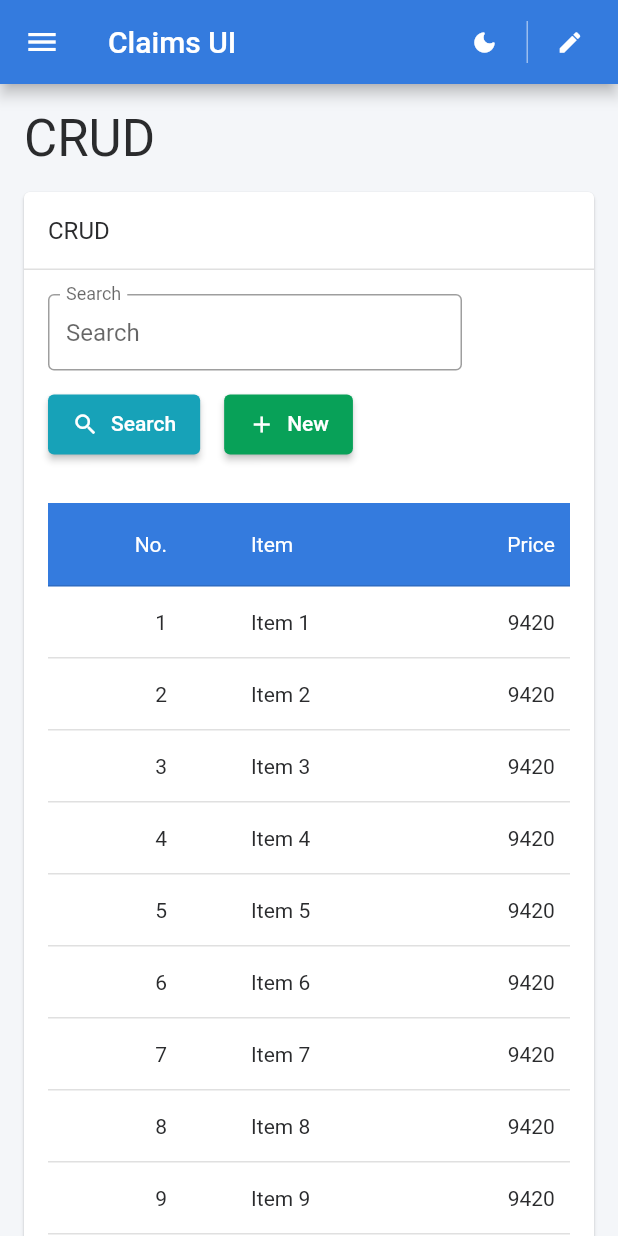
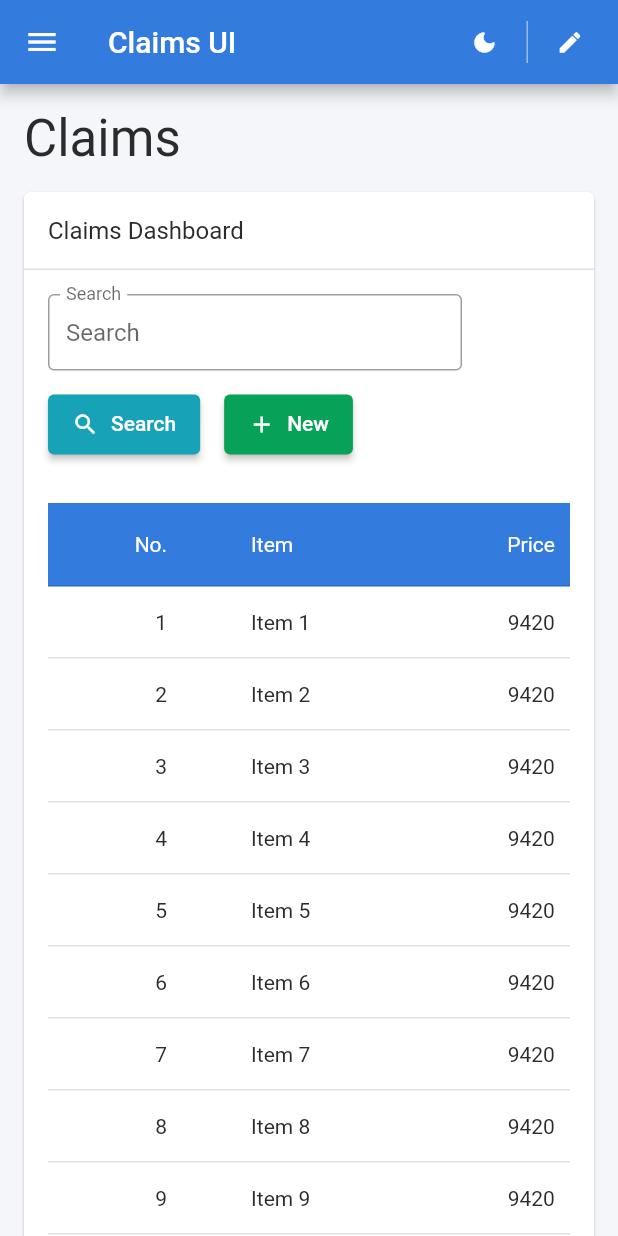
Before and after one commit to sidh2901/Claims-Flutter, a Flutter app: the CrudScreen screen opened by its route, on a phone screen of 412 x 824 dp. Run offline on Flutter 3.47's test engine with Material 2 defaults, Android fonts, the phone set to English and light mode, and no system bars; drawn by our look-alikes of flutter_form_builder; our stand-ins replace awesome_dialog, form_builder_validators, go_router, google_fonts, shared_preferences; missing offline and left inert: dart:html, form_builder_asset_picker, pointer_interceptor; accounts and stored records are empty; network calls fail.

Commit message:
changes 2/14

```diff
--- a/lib/app_router.dart
+++ b/lib/app_router.dart
@@ -1,5 +1,6 @@
 import 'package:go_router/go_router.dart';
 import 'package:web_admin/providers/user_data_provider.dart';
+import 'package:web_admin/views/screens/apidata.dart';
 import 'package:web_admin/views/screens/buttons_screen.dart';
 import 'package:web_admin/views/screens/colors_screen.dart';
 import 'package:web_admin/views/screens/crud_detail_screen.dart';
@@ -19,6 +20,7 @@ import 'package:web_admin/views/screens/text_screen.dart';
 class RouteUri {
   static const String home = '/';
   static const String dashboard = '/dashboard';
+  static const String datatable = '/datatable';
   static const String myProfile = '/my-profile';
   static const String logout = '/logout';
   static const String form = '/form';
@@ -64,6 +66,13 @@ GoRouter appRouter(UserDataProvider userDataProvider) {
         pageBuilder: (context, state) => NoTransitionPage<void>(
           key: state.pageKey,
           child: const DashboardScreen(),
+        ),
+      ),
+      GoRoute(
+        path: RouteUri.datatable,
+        pageBuilder: (context, state) => NoTransitionPage<void>(
+          key: state.pageKey,
+          child: const DataTable(),
         ),
       ),
       GoRoute(
--- a/lib/master_layout_config.dart
+++ b/lib/master_layout_config.dart
@@ -67,11 +67,16 @@ final sidebarMenuConfigs = [
         icon: Icons.circle_outlined,
         title: (context) => Lang.of(context).register,
       ),
-      // SidebarChildMenuConfig(
-      //   uri: RouteUri.crud,
-      //   icon: Icons.circle_outlined,
-      //   title: (context) => 'CRUD',
-      // ),
+      SidebarChildMenuConfig(
+        uri: RouteUri.crud,
+        icon: Icons.circle_outlined,
+        title: (context) => 'CRUD',
+      ),
+      SidebarChildMenuConfig(
+        uri: RouteUri.datatable,
+        icon: Icons.circle_outlined,
+        title: (context) => 'Datatable',
+      ),
     ],
   ),
   // SidebarMenuConfig(
--- /dev/null
+++ b/lib/models/claims.dart
@@ -0,0 +1,151 @@
+// To parse this JSON data, do
+//
+//     final claims = claimsFromJson(jsonString);
+
+import 'dart:convert';
+
+List<Claims> claimsFromJson(String str) =>
+    List<Claims>.from(json.decode(str).map((x) => Claims.fromJson(x)));
+
+String claimsToJson(List<Claims> data) =>
+    json.encode(List<dynamic>.from(data.map((x) => x.toJson())));
+
+class Claims {
+  Claims({
+    required this.id,
+    required this.claimId,
+    required this.facilityId,
+    required this.palletQuantity,
+    required this.documentType,
+    required this.claimedAmount,
+    required this.paidAmount,
+    required this.serviceProviderClaimId,
+    required this.claimStatus,
+    required this.claimType,
+    required this.createdDate,
+    required this.customerId,
+    required this.masterAccount,
+    required this.userId,
+  });
+
+  String id;
+  String claimId;
+  String facilityId;
+  int palletQuantity;
+  DocumentType documentType;
+  String claimedAmount;
+  String paidAmount;
+  int serviceProviderClaimId;
+  ClaimStatus claimStatus;
+  ClaimType claimType;
+  String createdDate;
+  String customerId;
+  String masterAccount;
+  UserId userId;
+
+  factory Claims.fromJson(Map<String, dynamic> json) => Claims(
+        id: json["_id"],
+        claimId: json["claimId"],
+        facilityId: json["facilityId"],
+        palletQuantity: json["palletQuantity"],
+        documentType: documentTypeValues.map[json["documentType"]]!,
+        claimedAmount: json["claimedAmount"],
+        paidAmount: json["paidAmount"],
+        serviceProviderClaimId: json["serviceProviderClaimId"],
+        claimStatus: claimStatusValues.map[json["claimStatus"]]!,
+        claimType: claimTypeValues.map[json["claimType"]]!,
+        createdDate: json["createdDate"],
+        customerId: json["customerId"],
+        masterAccount: json["masterAccount"],
+        userId: userIdValues.map[json["userId"]]!,
+      );
+
+  Map<String, dynamic> toJson() => {
+        "_id": id,
+        "claimId": claimId,
+        "facilityId": facilityId,
+        "palletQuantity": palletQuantity,
+        "documentType": documentTypeValues.reverse[documentType],
+        "claimedAmount": claimedAmount,
+        "paidAmount": paidAmount,
+        "serviceProviderClaimId": serviceProviderClaimId,
+        "claimStatus": claimStatusValues.reverse[claimStatus],
+        "claimType": claimTypeValues.reverse[claimType],
+        "createdDate": createdDate,
+        "customerId": customerId,
+        "masterAccount": masterAccount,
+        "userId": userIdValues.reverse[userId],
+      };
+}
+
+enum ClaimStatus {
+  PAID,
+  REJECTED,
+  CLOSED_DENIED,
+  INVOICE_QUEUED,
+  CLOSED,
+  APPROVED,
+  OPEN,
+  CANCELLED,
+  IN_PROGRESS
+}
+
+final claimStatusValues = EnumValues({
+  "Approved": ClaimStatus.APPROVED,
+  "Cancelled": ClaimStatus.CANCELLED,
+  "Closed": ClaimStatus.CLOSED,
+  "Closed - Denied": ClaimStatus.CLOSED_DENIED,
+  "Invoice Queued": ClaimStatus.INVOICE_QUEUED,
+  "In Progress": ClaimStatus.IN_PROGRESS,
+  "Open": ClaimStatus.OPEN,
+  "Paid": ClaimStatus.PAID,
+  "Rejected": ClaimStatus.REJECTED
+});
+
+enum ClaimType { TRANSPORTATION, WAREHOUSE }
+
+final claimTypeValues = EnumValues({
+  "TRANSPORTATION": ClaimType.TRANSPORTATION,
+  "WAREHOUSE": ClaimType.WAREHOUSE
+});
+
+enum DocumentType { OUTBOUND_ORDER, INBOUND_RECEIPT }
+
+final documentTypeValues = EnumValues({
+  "Inbound receipt": DocumentType.INBOUND_RECEIPT,
+  "outbound order": DocumentType.OUTBOUND_ORDER
+});
+
+enum UserId {
+  THE_63_BF0_EBDDA917_D2_BC2_DB8_B48,
+  THE_63_CAC39_AB0_DD15020_C0_DAD5_C,
+  THE_63_CACE52_B0_DD15020_C0_DAD66,
+  THE_63_CACF61_B0_DD15020_C0_DAD68,
+  THE_63_CADCF8_B0_DD15020_C0_DAD6_B,
+  THE_63_CAEA0_DB0_DD15020_C0_DAD70,
+  THE_63_CAFC78_B0_DD15020_C0_DAD72,
+  THE_63_D0312_DE5_D87865_A0_A35_BC9
+}
+
+final userIdValues = EnumValues({
+  "63bf0ebdda917d2bc2db8b48": UserId.THE_63_BF0_EBDDA917_D2_BC2_DB8_B48,
+  "63cac39ab0dd15020c0dad5c": UserId.THE_63_CAC39_AB0_DD15020_C0_DAD5_C,
+  "63cace52b0dd15020c0dad66": UserId.THE_63_CACE52_B0_DD15020_C0_DAD66,
+  "63cacf61b0dd15020c0dad68": UserId.THE_63_CACF61_B0_DD15020_C0_DAD68,
+  "63cadcf8b0dd15020c0dad6b": UserId.THE_63_CADCF8_B0_DD15020_C0_DAD6_B,
+  "63caea0db0dd15020c0dad70": UserId.THE_63_CAEA0_DB0_DD15020_C0_DAD70,
+  "63cafc78b0dd15020c0dad72": UserId.THE_63_CAFC78_B0_DD15020_C0_DAD72,
+  "63d0312de5d87865a0a35bc9": UserId.THE_63_D0312_DE5_D87865_A0_A35_BC9
+});
+
+class EnumValues<T> {
+  Map<String, T> map;
+  late Map<T, String> reverseMap;
+
+  EnumValues(this.map);
+
+  Map<T, String> get reverse {
+    reverseMap = map.map((k, v) => MapEntry(v, k));
+    return reverseMap;
+  }
+}
--- /dev/null
+++ b/lib/services/remote_services.dart
@@ -0,0 +1,16 @@
+import 'dart:io';
+
+import 'package:web_admin/models/claims.dart';
+import 'package:http/http.dart' as http;
+
+class RemoteService {
+  Future<List<Claims>?> getClaims() async {
+    var client = http.Client();
+    var uri = Uri.parse('http://20.62.171.46:9000/claims');
+    var response = await client.get(uri);
+    if (response.statusCode == 200) {
+      var json = response.body;
+      return claimsFromJson(json);
+    }
+  }
+}
--- /dev/null
+++ b/lib/views/screens/apidata.dart
@@ -0,0 +1,52 @@
+import 'package:flutter/material.dart';
+import 'package:web_admin/models/claims.dart';
+import 'package:web_admin/services/remote_services.dart';
+
+class DataTable extends StatefulWidget {
+  const DataTable({super.key});
+
+  @override
+  State<DataTable> createState() => _DataTableState();
+}
+
+class _DataTableState extends State<DataTable> {
+  List<Claims>? claims;
+  var isLoaded = false;
+
+  @override
+  void initState() {
+    super.initState();
+    getClaims();
+  }
+
+  getClaims() async {
+    claims = await RemoteService().getClaims();
+    if (claims != null) {
+      setState(() {
+        isLoaded = true;
+      });
+    }
+  }
+
+  @override
+  Widget build(BuildContext context) {
+    return Scaffold(
+        appBar: AppBar(
+          title: const Text('Claims'),
+        ),
+        body: Visibility(
+          visible: isLoaded,
+          child: ListView.builder(
+            itemCount: claims?.length,
+            itemBuilder: (context, index) {
+              return Container(
+                child: Text(claims![index].claimId),
+              );
+            },
+          ),
+          replacement: const Center(
+            child: CircularProgressIndicator(),
+          ),
+        ));
+  }
+}
--- a/lib/views/screens/crud_screen.dart
+++ b/lib/views/screens/crud_screen.dart
@@ -6,6 +6,7 @@ import 'package:go_router/go_router.dart';
 import 'package:web_admin/app_router.dart';
 import 'package:web_admin/constants/dimens.dart';
 import 'package:web_admin/generated/l10n.dart';
+import 'package:web_admin/models/claims.dart';
 import 'package:web_admin/theme/theme_extensions/app_button_theme.dart';
 import 'package:web_admin/theme/theme_extensions/app_data_table_theme.dart';
 import 'package:web_admin/views/widgets/card_elements.dart';
@@ -21,7 +22,7 @@ class CrudScreen extends StatefulWidget {
 class _CrudScreenState extends State<CrudScreen> {
   final _scrollController = ScrollController();
   final _formKey = GlobalKey<FormBuilderState>();
-
+  List<Claims>? claims;
   late DataSource _dataSource;
 
   @override
@@ -29,7 +30,8 @@ class _CrudScreenState extends State<CrudScreen> {
     super.initState();
 
     _dataSource = DataSource(
-      onDetailButtonPressed: (data) => GoRouter.of(context).go('${RouteUri.crudDetail}?id=${data['id']}'),
+      onDetailButtonPressed: (data) =>
+          GoRouter.of(context).go('${RouteUri.crudDetail}?id=${data['id']}'),
       onDeleteButtonPressed: (data) {},
     );
   }
@@ -52,7 +54,7 @@ class _CrudScreenState extends State<CrudScreen> {
         padding: const EdgeInsets.all(kDefaultPadding),
         children: [
           Text(
-            'CRUD',
+            'Claims',
             style: themeData.textTheme.headline4,
           ),
           Padding(
@@ -63,14 +65,15 @@ class _CrudScreenState extends State<CrudScreen> {
                 crossAxisAlignment: CrossAxisAlignment.start,
                 children: [
                   const CardHeader(
-                    title: 'CRUD',
+                    title: 'Claims Dashboard',
                   ),
                   CardBody(
                     child: Column(
                       crossAxisAlignment: CrossAxisAlignment.start,
                       children: [
                         Padding(
-                          padding: const EdgeInsets.only(bottom: kDefaultPadding * 2.0),
+                          padding: const EdgeInsets.only(
+                              bottom: kDefaultPadding * 2.0),
                           child: FormBuilder(
                             key: _formKey,
                             autovalidateMode: AutovalidateMode.disabled,
@@ -86,14 +89,16 @@ class _CrudScreenState extends State<CrudScreen> {
                                   SizedBox(
                                     width: 300.0,
                                     child: Padding(
-                                      padding: const EdgeInsets.only(right: kDefaultPadding * 1.5),
+                                      padding: const EdgeInsets.only(
+                                          right: kDefaultPadding * 1.5),
                                       child: FormBuilderTextField(
                                         name: 'search',
                                         decoration: InputDecoration(
                                           labelText: lang.search,
                                           hintText: lang.search,
                                           border: const OutlineInputBorder(),
-                                          floatingLabelBehavior: FloatingLabelBehavior.always,
+                                          floatingLabelBehavior:
+                                              FloatingLabelBehavior.always,
                                           isDense: true,
                                         ),
                                       ),
@@ -103,21 +108,31 @@ class _CrudScreenState extends State<CrudScreen> {
                                     mainAxisSize: MainAxisSize.min,
                                     children: [
                                       Padding(
-                                        padding: const EdgeInsets.only(right: kDefaultPadding),
+                                        padding: const EdgeInsets.only(
+                                            right: kDefaultPadding),
                                         child: SizedBox(
                                           height: 40.0,
                                           child: ElevatedButton(
-                                            style: themeData.extension<AppButtonTheme>()!.infoElevated,
+                                            style: themeData
+                                                .extension<AppButtonTheme>()!
+                                                .infoElevated,
                                             onPressed: () {},
                                             child: Row(
                                               mainAxisSize: MainAxisSize.min,
-                                              crossAxisAlignment: CrossAxisAlignment.start,
+                                              crossAxisAlignment:
+                                                  CrossAxisAlignment.start,
                                               children: [
                                                 Padding(
-                                                  padding: const EdgeInsets.only(right: kDefaultPadding * 0.5),
+                                                  padding:
+                                                      const EdgeInsets.only(
+                                                          right:
+                                                              kDefaultPadding *
+                                                                  0.5),
                                                   child: Icon(
                                                     Icons.search,
-                                                    size: (themeData.textTheme.button!.fontSize! + 4.0),
+                                                    size: (themeData.textTheme
+                                                            .button!.fontSize! +
+                                                        4.0),
                                                   ),
                                                 ),
                                                 Text(lang.search),
@@ -129,17 +144,25 @@ class _CrudScreenState extends State<CrudScreen> {
                                       SizedBox(
                                         height: 40.0,
                                         child: ElevatedButton(
-                                          style: themeData.extension<AppButtonTheme>()!.successElevated,
-                                          onPressed: () => GoRouter.of(context).go(RouteUri.crudDetail),
+                                          style: themeData
+                                              .extension<AppButtonTheme>()!
+                                              .successElevated,
+                                          onPressed: () => GoRouter.of(context)
+                                              .go(RouteUri.crudDetail),
                                           child: Row(
                                             mainAxisSize: MainAxisSize.min,
-                                            crossAxisAlignment: CrossAxisAlignment.start,
+                                            crossAxisAlignment:
+                                                CrossAxisAlignment.start,
                                             children: [
                                               Padding(
-                                                padding: const EdgeInsets.only(right: kDefaultPadding * 0.5),
+                                                padding: const EdgeInsets.only(
+                                                    right:
+                                                        kDefaultPadding * 0.5),
                                                 child: Icon(
                                                   Icons.add,
-                                                  size: (themeData.textTheme.button!.fontSize! + 4.0),
+                                                  size: (themeData.textTheme
+                                                          .button!.fontSize! +
+                                                      4.0),
                                                 ),
                                               ),
                                               Text(lang.crudNew),
@@ -158,7 +181,8 @@ class _CrudScreenState extends State<CrudScreen> {
                           width: double.infinity,
                           child: LayoutBuilder(
                             builder: (context, constraints) {
-                              final double dataTableWidth = max(kScreenWidthMd, constraints.maxWidth);
+                              final double dataTableWidth =
+                                  max(kScreenWidthMd, constraints.maxWidth);
 
                               return Scrollbar(
                                 controller: _scrollController,
@@ -172,7 +196,8 @@ class _CrudScreenState extends State<CrudScreen> {
                                     child: Theme(
                                       data: themeData.copyWith(
                                         cardTheme: appDataTableTheme.cardTheme,
-                                        dataTableTheme: appDataTableTheme.dataTableThemeData,
+                                        dataTableTheme: appDataTableTheme
+                                            .dataTableThemeData,
                                       ),
                                       child: PaginatedDataTable(
                                         source: _dataSource,
@@ -180,9 +205,13 @@ class _CrudScreenState extends State<CrudScreen> {
                                         showCheckboxColumn: false,
                                         showFirstLastButtons: true,
                                         columns: const [
-                                          DataColumn(label: Text('No.'), numeric: true),
+                                          DataColumn(
+                                              label: Text('No.'),
+                                              numeric: true),
                                           DataColumn(label: Text('Item')),
-                                          DataColumn(label: Text('Price'), numeric: true),
+                                          DataColumn(
+                                              label: Text('Price'),
+                                              numeric: true),
                                           DataColumn(label: Text('Date')),
                                           DataColumn(label: Text('Actions')),
                                         ],
@@ -244,13 +273,17 @@ class DataSource extends DataTableSource {
                 padding: const EdgeInsets.only(right: kDefaultPadding),
                 child: OutlinedButton(
                   onPressed: () => onDetailButtonPressed.call(data),
-                  style: Theme.of(context).extension<AppButtonTheme>()!.infoOutlined,
+                  style: Theme.of(context)
+                      .extension<AppButtonTheme>()!
+                      .infoOutlined,
                   child: Text(Lang.of(context).crudDetail),
                 ),
               ),
               OutlinedButton(
                 onPressed: () => onDeleteButtonPressed.call(data),
-                style: Theme.of(context).extension<AppButtonTheme>()!.errorOutlined,
+                style: Theme.of(context)
+                    .extension<AppButtonTheme>()!
+                    .errorOutlined,
                 child: Text(Lang.of(context).crudDelete),
               ),
             ],
--- a/pubspec.yaml
+++ b/pubspec.yaml
@@ -47,6 +47,8 @@ dependencies:
   cupertino_icons: ^1.0.5
   mongo_dart: ^0.8.2
   syncfusion_flutter_charts: ^20.4.49
+  fl_chart: ^0.60.0
+  http: ^0.13.5
 
 dev_dependencies:
   flutter_test:
```
Also changed, not shown: lib/views/screens/dashboard_screen.dart (+115 -0 lines), pubspec.lock.
